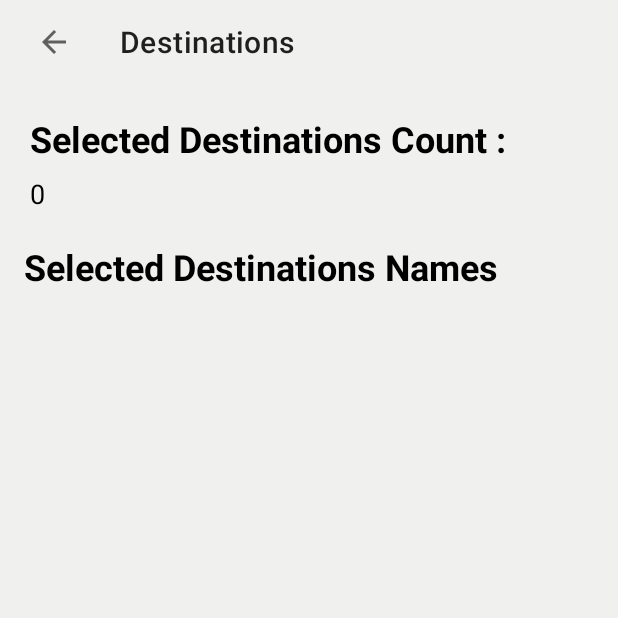
After one commit to Omar-Alnajjar/LuckyTripAssigment, an Android app: the SelectionsFragment screen opened through its navigation route, on a phone screen of 412 x 824 dp, the top half of it. The commit adds this screen. Run offline under Robolectric (Android 15) with nearby library versions, the phone set to English and light mode, and no system bars; our stand-ins replace Dagger/Hilt's generated code, data binding; network calls fail; 5 statements that could not run were skipped.

Commit message:
[DONE] Selection Page and Pages Transaction

```diff
--- a/app/src/main/AndroidManifest.xml
+++ b/app/src/main/AndroidManifest.xml
@@ -13,7 +13,7 @@
         android:supportsRtl="false"
         android:theme="@style/Theme.LuckyTrip">
         <activity
-            android:name=".ui.main.MainActivity"
+            android:name=".ui.main.DestinationsActivity"
             android:exported="true"
             android:theme="@style/Theme.LuckyTrip">
             <intent-filter>
--- /dev/null
+++ b/app/src/main/java/com/luckytrip/luckytrip/ui/main/DestinationsActivity.kt
@@ -0,0 +1,26 @@
+package com.luckytrip.luckytrip.ui.main
+
+import androidx.appcompat.app.AppCompatActivity
+import android.os.Bundle
+import com.luckytrip.luckytrip.R
+import dagger.hilt.android.AndroidEntryPoint
+import kotlinx.android.synthetic.main.activity_destinations.*
+
+@AndroidEntryPoint
+class DestinationsActivity : AppCompatActivity() {
+
+    override fun onCreate(savedInstanceState: Bundle?) {
+        super.onCreate(savedInstanceState)
+        setContentView(R.layout.activity_destinations)
+
+        setupToolbar()
+    }
+
+    private fun setupToolbar() {
+        setSupportActionBar(toolbar)
+        supportActionBar?.setDisplayHomeAsUpEnabled(true)
+        toolbar.setNavigationOnClickListener {
+            onBackPressed()
+        }
+    }
+}
--- a/app/src/main/java/com/luckytrip/luckytrip/ui/main/DestinationsViewModel.kt
+++ b/app/src/main/java/com/luckytrip/luckytrip/ui/main/DestinationsViewModel.kt
@@ -1,13 +1,11 @@
 package com.luckytrip.luckytrip.ui.main
 
 import androidx.databinding.ObservableField
-import androidx.lifecycle.MutableLiveData
 import androidx.lifecycle.ViewModel
 import androidx.lifecycle.viewModelScope
 import com.luckytrip.luckytrip.models.Destination
-import com.luckytrip.luckytrip.models.DestinationsResponse
 import com.luckytrip.luckytrip.repository.MainRepository
-import com.luckytrip.luckytrip.utils.Resource
+import com.luckytrip.luckytrip.utils.SingleLiveData
 import dagger.hilt.android.lifecycle.HiltViewModel
 import kotlinx.coroutines.CoroutineExceptionHandler
 import kotlinx.coroutines.launch
@@ -18,13 +16,13 @@ class DestinationsViewModel @Inject constructor(
     private val mainRepository: MainRepository
 ) : ViewModel() {
 
-    val destinationsViewState = MutableLiveData<DestinationsViewState>()
+    val destinationsViewState = SingleLiveData<DestinationsViewState>()
 
     var doneButtonEnabledObservable: ObservableField<Boolean> = ObservableField(false)
 
     private val selectedDestinations = mutableListOf<Destination>()
 
-    private var destinationsResponse: DestinationsResponse? = null
+    private val destinations: MutableList<Destination> = mutableListOf()
 
     init {
         getDestinations()
@@ -37,9 +35,19 @@ class DestinationsViewModel @Inject constructor(
         viewModelScope.launch(exceptionHandler) {
             destinationsViewState.value = DestinationsViewState.Loading
 
-            destinationsResponse = mainRepository.getDestinations()
+            val newDestinations = mainRepository.getDestinations().destinations
+
+            updateDestinations(newDestinations)
+
             destinationsViewState.value =
-                DestinationsViewState.DestinationsResponseData(destinationsResponse?.destinations)
+                DestinationsViewState.DestinationsResponseData(destinations)
+        }
+    }
+
+    private fun updateDestinations(newDestinations: List<Destination>?) {
+        destinations.clear()
+        newDestinations?.let {
+            destinations.addAll(it)
         }
     }
 
@@ -48,8 +56,9 @@ class DestinationsViewModel @Inject constructor(
     }
 
     fun updateSelectedDestination(position: Int) {
-        destinationsResponse?.destinations?.get(position)?.let {
-            if(selectedDestinations.contains(it)){
+        destinations[position].selected = !destinations[position].selected
+        destinations[position].let {
+            if (selectedDestinations.contains(it)) {
                 selectedDestinations.remove(it)
             } else {
                 selectedDestinations.add(it)
@@ -67,6 +76,22 @@ class DestinationsViewModel @Inject constructor(
         }
     }
 
+    fun getSelectedDestinationsCount() = selectedDestinations.size.toString()
+
+    fun getSelectedDestinationsNames(): String {
+        var names = ""
+        selectedDestinations.forEach {
+            names += "${it.city} \n"
+        }
+        return names
+    }
+
+    fun getItemsCount() = destinations.size
+
+    fun getItemAt(position: Int): Destination? {
+        return destinations.getOrNull(position)
+    }
+
     companion object {
         const val MIN_VALID_SELECTED_DESTINATIONS = 3
     }
--- /dev/null
+++ b/app/src/main/java/com/luckytrip/luckytrip/ui/main/SelectionsFragment.kt
@@ -0,0 +1,36 @@
+package com.luckytrip.luckytrip.ui.main
+
+import android.os.Bundle
+import android.view.LayoutInflater
+import android.view.View
+import android.view.ViewGroup
+import androidx.databinding.DataBindingUtil
+import androidx.databinding.ViewDataBinding
+import androidx.fragment.app.Fragment
+import androidx.fragment.app.activityViewModels
+import com.luckytrip.luckytrip.BR
+import com.luckytrip.luckytrip.R
+
+class SelectionsFragment : Fragment() {
+
+    private lateinit var viewDataBinding: ViewDataBinding
+    private val destinationsViewModel: DestinationsViewModel by activityViewModels()
+    override fun onCreateView(
+        inflater: LayoutInflater, container: ViewGroup?,
+        savedInstanceState: Bundle?
+    ): View? {
+        viewDataBinding =
+            DataBindingUtil.inflate(inflater, R.layout.fragment_selections, container, false)
+        return viewDataBinding.root
+    }
+
+    override fun onViewCreated(view: View, savedInstanceState: Bundle?) {
+        super.onViewCreated(view, savedInstanceState)
+        viewDataBinding.setVariable(BR.viewModel, destinationsViewModel)
+    }
+
+
+    companion object {
+        fun newInstance() = SelectionsFragment()
+    }
+}
--- a/app/src/main/java/com/luckytrip/luckytrip/utils/BindingAdapters.kt
+++ b/app/src/main/java/com/luckytrip/luckytrip/utils/BindingAdapters.kt
@@ -23,6 +23,9 @@ object BindingAdapters {
     @JvmStatic
     @BindingAdapter("setOnClick")
     fun View?.setOnClickListener(listener: View.OnClickListener?) {
-        listener?.onClick(this)
+        this?.setOnClickListener {
+            listener?.onClick(this)
+        }
+
     }
 }
--- /dev/null
+++ b/app/src/main/java/com/luckytrip/luckytrip/utils/SingleLiveData.kt
@@ -0,0 +1,17 @@
+package com.luckytrip.luckytrip.utils
+
+import androidx.lifecycle.LifecycleOwner
+import androidx.lifecycle.MutableLiveData
+import androidx.lifecycle.Observer
+
+class SingleLiveData<T> : MutableLiveData<T?>() {
+
+    override fun observe(owner: LifecycleOwner, observer: Observer<in T?>) {
+        super.observe(owner, Observer { t ->
+            if (t != null) {
+                observer.onChanged(t)
+                postValue(null)
+            }
+        })
+    }
+}
--- /dev/null
+++ b/app/src/main/res/layout/activity_destinations.xml
@@ -0,0 +1,31 @@
+<?xml version="1.0" encoding="utf-8"?>
+<androidx.constraintlayout.widget.ConstraintLayout xmlns:android="http://schemas.android.com/apk/res/android"
+    xmlns:app="http://schemas.android.com/apk/res-auto"
+    xmlns:tools="http://schemas.android.com/tools"
+    android:layout_width="match_parent"
+    android:layout_height="match_parent"
+    tools:context=".ui.main.DestinationsActivity">
+
+    <fragment
+        android:id="@+id/fragment_destinations_nav_host"
+        android:name="androidx.navigation.fragment.NavHostFragment"
+        android:layout_width="match_parent"
+        android:layout_height="0dp"
+        app:defaultNavHost="true"
+        app:layout_constraintBottom_toBottomOf="parent"
+        app:layout_constraintEnd_toEndOf="parent"
+        app:layout_constraintStart_toStartOf="parent"
+        app:layout_constraintTop_toBottomOf="@+id/toolbar"
+        app:navGraph="@navigation/nav_graph_destinations" />
+
+    <androidx.appcompat.widget.Toolbar
+        android:id="@+id/toolbar"
+        android:layout_width="match_parent"
+        android:layout_height="?attr/actionBarSize"
+        android:layout_marginStart="8dp"
+        android:layout_marginEnd="8dp"
+        app:layout_constraintEnd_toEndOf="parent"
+        app:layout_constraintStart_toStartOf="parent"
+        app:layout_constraintTop_toTopOf="parent"
+        app:title="@string/title_destinations" />
+</androidx.constraintlayout.widget.ConstraintLayout>
--- a/app/src/main/res/layout/fragment_destinations.xml
+++ b/app/src/main/res/layout/fragment_destinations.xml
@@ -13,7 +13,7 @@
         android:id="@+id/rootView"
         android:layout_width="match_parent"
         android:layout_height="match_parent"
-        tools:context=".ui.main.MainActivity">
+        tools:context=".ui.main.DestinationsActivity">
 
         <androidx.recyclerview.widget.RecyclerView
             android:id="@+id/rvDestinations"
--- /dev/null
+++ b/app/src/main/res/layout/fragment_selections.xml
@@ -0,0 +1,74 @@
+<?xml version="1.0" encoding="utf-8"?>
+<layout xmlns:android="http://schemas.android.com/apk/res/android"
+    xmlns:app="http://schemas.android.com/apk/res-auto"
+    xmlns:tools="http://schemas.android.com/tools">
+
+    <data>
+
+        <variable
+            name="viewModel"
+            type="com.luckytrip.luckytrip.ui.main.DestinationsViewModel" />
+    </data>
+
+    <androidx.constraintlayout.widget.ConstraintLayout
+        android:layout_width="match_parent"
+        android:layout_height="match_parent"
+        tools:context=".ui.main.SelectionsFragment"
+        android:background="@color/background_fill">
+
+        <androidx.appcompat.widget.AppCompatTextView
+            android:id="@+id/tv_selected_destinations_count_title"
+            android:layout_width="wrap_content"
+            android:layout_height="wrap_content"
+            android:layout_marginStart="20dp"
+            android:layout_marginTop="20dp"
+            android:gravity="start"
+            android:text="@string/lbl_selected_destinations_count"
+            android:textColor="@color/black"
+            android:textSize="24sp"
+            android:textStyle="bold"
+            app:layout_constraintStart_toStartOf="parent"
+            app:layout_constraintTop_toTopOf="parent" />
+
+        <androidx.appcompat.widget.AppCompatTextView
+            android:id="@+id/tv_selected_destinations_count_value"
+            android:layout_width="0dp"
+            android:layout_height="wrap_content"
+            android:layout_marginTop="8dp"
+            android:textAlignment="viewStart"
+            android:textColor="@color/black"
+            android:textSize="18sp"
+            android:text="@{viewModel.getSelectedDestinationsCount()}"
+            app:layout_constraintStart_toStartOf="@+id/tv_selected_destinations_count_title"
+            app:layout_constraintTop_toBottomOf="@+id/tv_selected_destinations_count_title"
+            tools:text="3" />
+
+        <androidx.appcompat.widget.AppCompatTextView
+            android:id="@+id/tv_selected_destinations_names_title"
+            android:layout_width="wrap_content"
+            android:layout_height="wrap_content"
+            android:layout_marginStart="16dp"
+            android:layout_marginTop="20dp"
+            android:gravity="start"
+            android:text="@string/lbl_selected_destinations_names"
+            android:textColor="@color/black"
+            android:textSize="24sp"
+            android:textStyle="bold"
+            app:layout_constraintStart_toStartOf="parent"
+            app:layout_constraintTop_toBottomOf="@+id/tv_selected_destinations_count_value" />
+
+        <androidx.appcompat.widget.AppCompatTextView
+            android:id="@+id/tv_selected_destinations_names_value"
+            android:layout_width="0dp"
+            android:layout_height="wrap_content"
+            android:layout_marginTop="8dp"
+            android:textAlignment="viewStart"
+            android:textColor="@color/black"
+            android:textSize="18sp"
+            android:text="@{viewModel.getSelectedDestinationsNames()}"
+            app:layout_constraintStart_toStartOf="@+id/tv_selected_destinations_names_title"
+            app:layout_constraintTop_toBottomOf="@+id/tv_selected_destinations_names_title"
+            tools:text="Amman\nDubai\nLondon" />
+
+    </androidx.constraintlayout.widget.ConstraintLayout>
+</layout>
--- a/app/src/main/res/layout/recycler_destination_item.xml
+++ b/app/src/main/res/layout/recycler_destination_item.xml
@@ -32,7 +32,7 @@
                 app:layout_constraintEnd_toEndOf="parent"
                 app:layout_constraintStart_toStartOf="parent"
                 app:layout_constraintTop_toTopOf="parent"
-                tools:visibility="gone"/>
+                android:visibility="gone"/>
 
             <androidx.appcompat.widget.AppCompatTextView
                 android:id="@+id/tv_city_name"
--- /dev/null
+++ b/app/src/main/res/navigation/nav_graph_destinations.xml
@@ -0,0 +1,20 @@
+<?xml version="1.0" encoding="utf-8"?>
+<navigation xmlns:android="http://schemas.android.com/apk/res/android"
+    xmlns:app="http://schemas.android.com/apk/res-auto"
+    xmlns:tools="http://schemas.android.com/tools"
+    android:id="@+id/nav_graph_destinations"
+    app:startDestination="@id/dest_destinations_fragment">
+    <fragment
+        android:id="@+id/dest_destinations_fragment"
+        android:name="com.luckytrip.luckytrip.ui.main.DestinationsFragment"
+        tools:layout="@layout/fragment_destinations" >
+        <action
+            android:id="@+id/action_DestinationsFragment_to_SelectionsFragment"
+            app:destination="@id/dest_selections_fragment" />
+    </fragment>
+    <fragment
+        android:id="@+id/dest_selections_fragment"
+        android:name="com.luckytrip.luckytrip.ui.main.SelectionsFragment"
+        tools:layout="@layout/fragment_selections" >
+    </fragment>
+</navigation>
--- a/app/src/main/res/values/strings.xml
+++ b/app/src/main/res/values/strings.xml
@@ -2,4 +2,9 @@
     <string name="app_name">LuckyTrip</string>
     <string name="lbl_somthing_went_wrong">Something went wrong</string>
     <string name="action_done">Done</string>
+    <!-- TODO: Remove or change this placeholder text -->
+    <string name="hello_blank_fragment">Hello blank fragment</string>
+    <string name="lbl_selected_destinations_count">Selected Destinations Count :</string>
+    <string name="lbl_selected_destinations_names">Selected Destinations Names</string>
+    <string name="title_destinations">Destinations</string>
 </resources>
--- a/build.gradle
+++ b/build.gradle
@@ -3,17 +3,20 @@ buildscript {
     repositories {
         google()
         mavenCentral()
+
     }
     dependencies {
         classpath "com.android.tools.build:gradle:7.0.3"
         classpath "org.jetbrains.kotlin:kotlin-gradle-plugin:1.5.20"
         classpath "com.google.dagger:hilt-android-gradle-plugin:2.38.1"
+        classpath "androidx.navigation:navigation-safe-args-gradle-plugin:2.4.1"
 
         // NOTE: Do not place your application dependencies here; they belong
         // in the individual module build.gradle files
     }
 }
 
+
 task clean(type: Delete) {
     delete rootProject.buildDir
 }
```
Also changed, not shown: app/build.gradle (+10 -3 lines), app/src/main/java/com/luckytrip/luckytrip/ui/main/DestinationsAdapter.kt (+9 -16 lines), app/src/main/java/com/luckytrip/luckytrip/ui/main/DestinationsFragment.kt (+12 -11 lines), app/src/main/java/com/luckytrip/luckytrip/ui/main/MainActivity.kt (deleted, +0 -20 lines), app/src/main/res/layout/activity_main.xml (deleted, +0 -7 lines).
